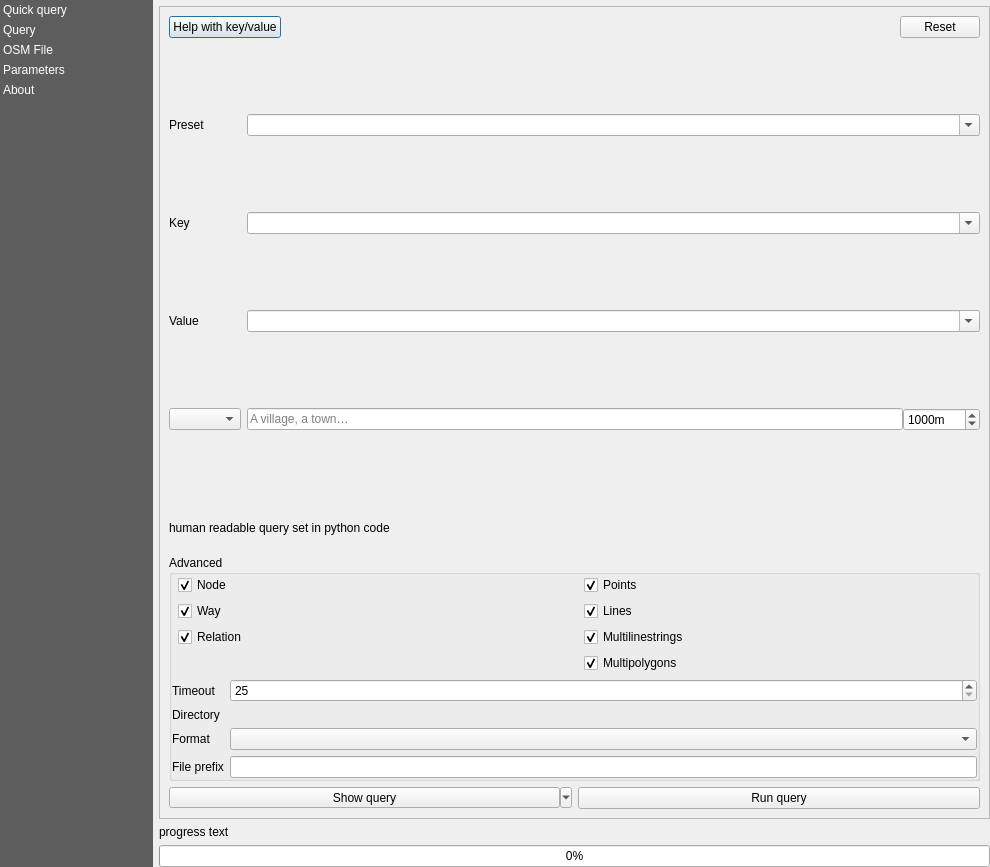
First picture: the form in QuickOSM/resources/ui/main_window.ui, repository 3liz/QuickOSM, before the edit.
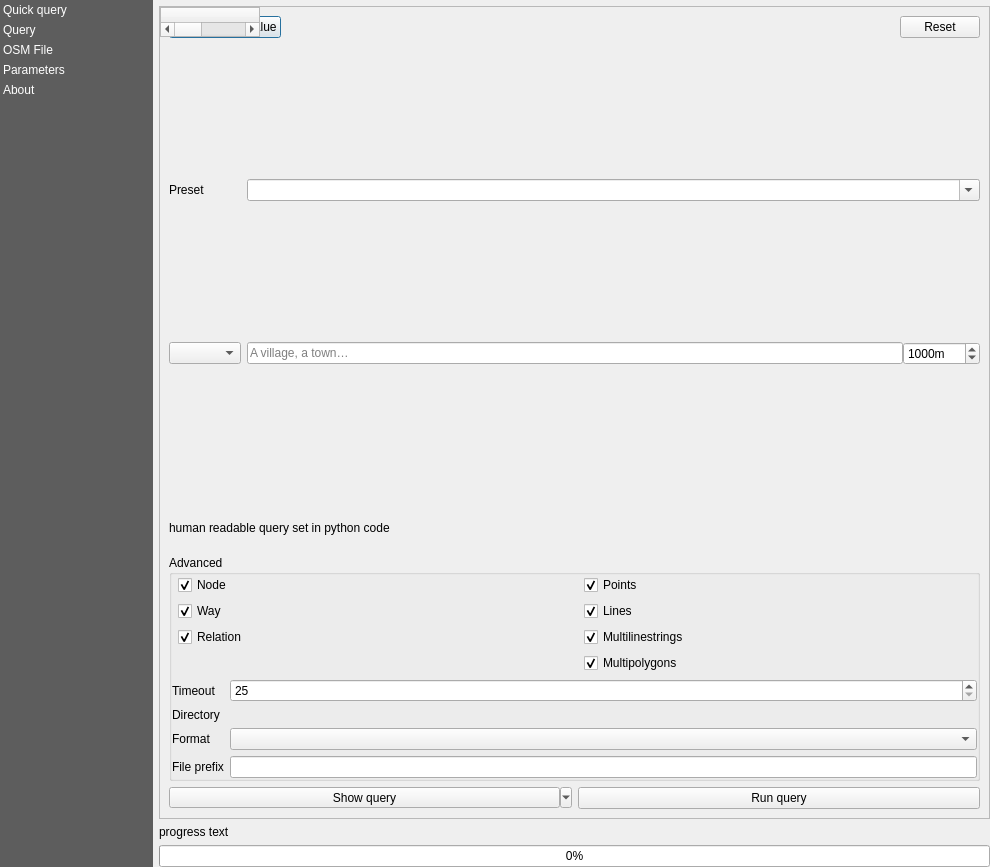
Second picture: the form after the edit. The open tabs and pages were chosen to show the change. Custom widgets are drawn as their Qt base class.

```diff
--- a/QuickOSM/resources/ui/main_window.ui
+++ b/QuickOSM/resources/ui/main_window.ui
@@ -216,71 +216,13 @@
                 <enum>QLayout::SetDefaultConstraint</enum>
                </property>
                <item row="1" column="0">
-                <widget class="QLabel" name="label_41">
-                 <property name="toolTip">
-                  <string>An OSM key to fetch. If empty, all keys will be fetched.</string>
-                 </property>
-                 <property name="text">
-                  <string>Key</string>
-                 </property>
-                </widget>
-               </item>
-               <item row="1" column="1">
-                <widget class="QComboBox" name="combo_key">
-                 <property name="sizePolicy">
-                  <sizepolicy hsizetype="Expanding" vsizetype="Fixed">
-                   <horstretch>0</horstretch>
-                   <verstretch>0</verstretch>
-                  </sizepolicy>
-                 </property>
-                 <property name="toolTip">
-                  <string>An OSM key to fetch. If empty, all keys will be fetched.</string>
-                 </property>
-                 <property name="editable">
-                  <bool>true</bool>
-                 </property>
-                 <property name="sizeAdjustPolicy">
-                  <enum>QComboBox::AdjustToContents</enum>
-                 </property>
-                </widget>
-               </item>
-               <item row="2" column="0">
-                <widget class="QLabel" name="label_42">
-                 <property name="toolTip">
-                  <string>An OSM value to fetch. If empty, all values will be fetched.</string>
-                 </property>
-                 <property name="text">
-                  <string>Value</string>
-                 </property>
-                </widget>
-               </item>
-               <item row="2" column="1">
-                <widget class="QComboBox" name="combo_value">
-                 <property name="sizePolicy">
-                  <sizepolicy hsizetype="Expanding" vsizetype="Fixed">
-                   <horstretch>0</horstretch>
-                   <verstretch>0</verstretch>
-                  </sizepolicy>
-                 </property>
-                 <property name="toolTip">
-                  <string>An OSM value to fetch. If empty, all values will be fetched.</string>
-                 </property>
-                 <property name="editable">
-                  <bool>true</bool>
-                 </property>
-                 <property name="sizeAdjustPolicy">
-                  <enum>QComboBox::AdjustToContents</enum>
-                 </property>
-                </widget>
-               </item>
-               <item row="3" column="0">
                 <widget class="QComboBox" name="combo_query_type_qq">
                  <property name="toolTip">
                   <string>The spatial extent to use for the query.</string>
                  </property>
                 </widget>
                </item>
-               <item row="3" column="1">
+               <item row="1" column="1">
                 <widget class="QStackedWidget" name="stacked_query_type">
                  <property name="lineWidth">
                   <number>0</number>
@@ -404,6 +346,47 @@
                  </property>
                 </widget>
                </item>
+               <item row="0" column="0" colspan="2">
+                <widget class="QTableWidget" name="table_keys_values">
+                 <property name="sizeAdjustPolicy">
+                  <enum>QAbstractScrollArea::AdjustToContents</enum>
+                 </property>
+                 <property name="rowCount">
+                  <number>1</number>
+                 </property>
+                 <row/>
+                 <column>
+                  <property name="text">
+                   <string> </string>
+                  </property>
+                 </column>
+                 <column>
+                  <property name="text">
+                   <string>Key</string>
+                  </property>
+                 </column>
+                 <column>
+                  <property name="text">
+                   <string>Value</string>
+                  </property>
+                 </column>
+                 <column>
+                  <property name="text">
+                   <string>Preset</string>
+                  </property>
+                 </column>
+                 <column>
+                  <property name="text">
+                   <string> Add </string>
+                  </property>
+                 </column>
+                 <column>
+                  <property name="text">
+                   <string>Delete</string>
+                  </property>
+                 </column>
+                </widget>
+               </item>
               </layout>
              </item>
              <item>
```
Left out of the diff: 4 changed lines with no effect on the pictures.
